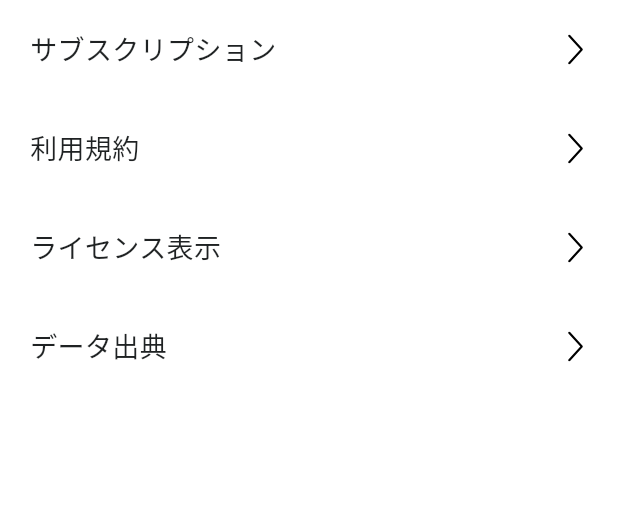
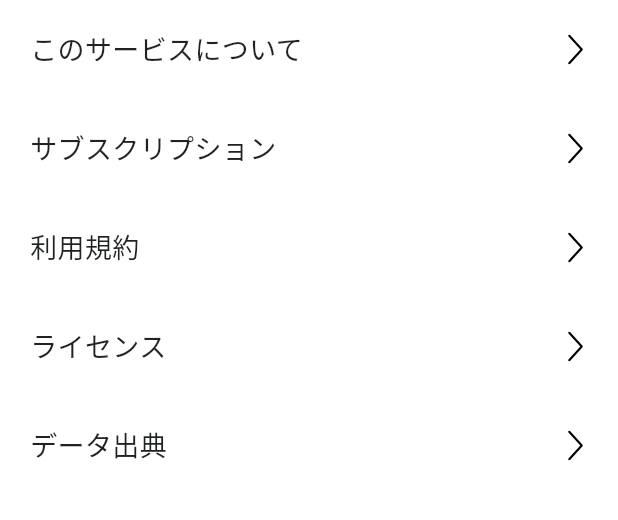
Before and after one commit to sakurabayusuke/UmiSea, a Flutter app: the SettingListScreen screen opened directly, on a phone screen of 412 x 824 dp, the part 84-604 px from its top. Run offline on Flutter 3.47's test engine with Material 3 defaults, Android fonts, the phone set to English and light mode, and no system bars; our stand-ins replace flutter_riverpod, flutter_svg, freezed_annotation, google_fonts, shared_preferences; missing offline and left inert: mapbox_maps_flutter; accounts and stored records are empty; generated files the repository leaves out were written again; Roboto replaces fonts that are missing (Kosugi).

Commit message:
#34 データ出典スクリーンの実装

```diff
--- a/lib/Component/typography/header_typography.dart
+++ b/lib/Component/typography/header_typography.dart
@@ -36,6 +36,13 @@ class HeaderTypography {
   static final middleBold =
       HeaderTypography.middle.copyWith(fontWeight: FontWeight.bold);
 
+  /// fontSize:20
+  static final semiMiddle = _font.copyWith(fontSize: 20);
+
+  /// fontSize:20 bold
+  static final semiMiddleBold =
+      HeaderTypography.semiMiddle.copyWith(fontWeight: FontWeight.bold);
+
   /// fontSize:18
   static final small = _font.copyWith(fontSize: 18);
 
--- /dev/null
+++ b/lib/setting/setting_enum.dart
@@ -0,0 +1,10 @@
+enum SettingEnum {
+  aboutThisService(displayName: "このサービスについて"),
+  subScription(displayName: "サブスクリプション"),
+  termOfService(displayName: "利用規約"),
+  license(displayName: "ライセンス"),
+  dataSource(displayName: "データ出典");
+
+  final String displayName;
+  const SettingEnum({required this.displayName});
+}
--- a/lib/setting/setting_list_screen.dart
+++ b/lib/setting/setting_list_screen.dart
@@ -7,19 +7,14 @@ import 'package:umi_sea/Component/buttons/icon_button.dart'
     as umi_sea_component;
 import 'package:umi_sea/Component/icon/icon.dart' as umi_sea_icon;
 import 'package:umi_sea/Component/icon/icon_widget.dart' as atom;
+import 'package:umi_sea/setting/setting_enum.dart';
+import 'package:umi_sea/setting/setting_navigator.dart';
 
 class SettingListScreen extends StatelessWidget {
   const SettingListScreen({super.key});
 
   @override
   Widget build(BuildContext context) {
-    final titles = [
-      "サブスクリプション",
-      "利用規約",
-      "ライセンス表示",
-      "データ出典",
-    ];
-
     return Scaffold(
       appBar: AppBar(
         leading: umi_sea_component.IconButton(
@@ -35,22 +30,45 @@ class SettingListScreen extends StatelessWidget {
       ),
       body: ListView(
         children: [
-          for (final title in titles) _menuItem(title),
+          for (final setting in SettingEnum.values) _menuItem(setting, context),
         ],
       ),
     );
   }
 }
 
-Widget _menuItem(String title) {
+Widget _menuItem(SettingEnum setting, BuildContext context) {
   return GestureDetector(
+    onTap: () {
+      Navigator.of(context).push(
+        PageRouteBuilder(
+          pageBuilder: (context, animation, secondaryAnimation) {
+            return SettingNavigator().getScreen(setting);
+          },
+          transitionsBuilder: (context, animation, secondaryAnimation, child) {
+            const begin = Offset(1, 0);
+            const end = Offset.zero;
+            final tween = Tween(begin: begin, end: end).chain(
+              CurveTween(
+                curve: Curves.easeIn,
+              ),
+            );
+            final animeOffset = animation.drive(tween);
+            return SlideTransition(position: animeOffset, child: child);
+          },
+          transitionDuration: const Duration(
+            milliseconds: 200,
+          ),
+        ),
+      );
+    },
     child: Container(
       padding: const EdgeInsets.all(20),
       child: Row(
         children: [
           Expanded(
             child: Text(
-              title,
+              setting.displayName,
               style: BodyTypography.extraLarge,
             ),
           ),
```
Also changed, not shown: lib/setting/data_source_screen.dart (added, +66 -0 lines), lib/setting/setting_navigator.dart (added, +18 -0 lines).
